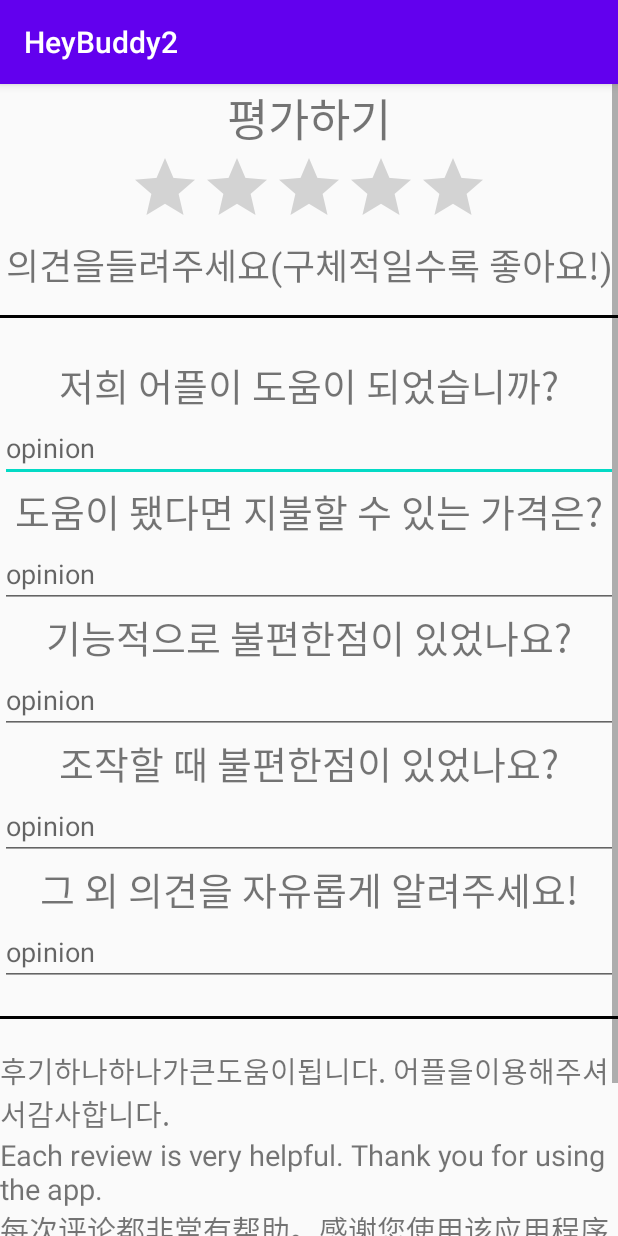
After one commit to kangdonghune/trip22_ver2, an Android app: the EvaluationActivity screen opened directly, with no data from a screen before it, on a phone screen of 412 x 824 dp. The commit adds this screen. Run offline under Robolectric (Android 15) with nearby library versions, the phone set to English and light mode, and no system bars; our stand-ins replace Firebase (no records; nobody signed in at launch, a user with empty details on screens opened directly); libraries missing offline, so code that uses them is left out: xyz.hasnat.sweettoast.

Commit message:
평가하기 구현

```diff
--- a/app/src/main/AndroidManifest.xml
+++ b/app/src/main/AndroidManifest.xml
@@ -14,15 +14,16 @@
         android:roundIcon="@mipmap/ic_launcher_round"
         android:supportsRtl="true"
         android:theme="@style/AppTheme">
+        <activity android:name=".EvaluationActivity"></activity>
         <activity
             android:name=".FindBuddy.RequestActivity"
-            android:theme="@style/AppTheme.NoActionBar"></activity>
+            android:theme="@style/AppTheme.NoActionBar" />
         <activity
             android:name=".Tutorial"
-            android:theme="@style/AppTheme.NoActionBar"/>
+            android:theme="@style/AppTheme.NoActionBar" />
         <activity
             android:name=".FindBuddy.SecondActivity"
-            android:theme="@style/AppTheme.NoActionBar"/>
+            android:theme="@style/AppTheme.NoActionBar" />
         <activity
             android:name=".Feed.DeleteFeedActivity"
             android:theme="@android:style/Theme.Dialog" />
--- /dev/null
+++ b/app/src/main/java/com/sw/HeyBuddy2/EvaluationActivity.java
@@ -0,0 +1,69 @@
+package com.sw.HeyBuddy2;
+
+import androidx.annotation.NonNull;
+import androidx.appcompat.app.AlertDialog;
+import androidx.appcompat.app.AppCompatActivity;
+
+import android.content.DialogInterface;
+import android.content.Intent;
+import android.os.Bundle;
+import android.view.View;
+import android.widget.Button;
+import android.widget.EditText;
+import android.widget.RatingBar;
+
+import com.google.android.gms.tasks.OnCompleteListener;
+import com.google.android.gms.tasks.Task;
+import com.google.firebase.firestore.DocumentReference;
+import com.google.firebase.firestore.FirebaseFirestore;
+import com.sw.HeyBuddy2.LoginRegiser.SelectActivity;
+
+import java.util.HashMap;
+
+import xyz.hasnat.sweettoast.SweetToast;
+
+public class EvaluationActivity extends AppCompatActivity {
+
+    RatingBar point;
+    EditText uiuncom, help, manuuncom, price, etc ;
+    Button submit;
+    private FirebaseFirestore db;
+
+    @Override
+    protected void onCreate(Bundle savedInstanceState) {
+        super.onCreate(savedInstanceState);
+        setContentView(R.layout.activity_evaluation);
+
+        point = (RatingBar) findViewById(R.id.rating);
+
+        uiuncom = (EditText) findViewById(R.id.uiuncom);
+        help = (EditText) findViewById(R.id.help);
+        manuuncom = (EditText) findViewById(R.id.manuuncom);
+        price = (EditText) findViewById(R.id.price);
+        etc = (EditText) findViewById(R.id.etc);
+
+        submit = (Button) findViewById(R.id.btn_submit);
+
+        db = FirebaseFirestore.getInstance();
+        submit.setOnClickListener(new View.OnClickListener() {
+            @Override
+            public void onClick(View v) {
+                evalUser();
+                Intent intent = new Intent(getApplication(), SelectActivity.class);
+                startActivity(intent);
+            }});
+    }
+    private void evalUser(){
+        DocumentReference evalDoc = db.collection("app_Evaluation").document();
+        String evalDocId = evalDoc.getId();
+        HashMap evalInfo = new HashMap();
+        evalInfo.put("rating", Float.toString(point.getRating()));
+        evalInfo.put("help section",help.getText().toString());
+        evalInfo.put("price limit", price.getText().toString());
+        evalInfo.put("UIuncomfortable", uiuncom.getText().toString());
+        evalInfo.put("manual uncomfortable", manuuncom.getText().toString());
+        evalInfo.put("etc", etc.getText().toString());
+        db.collection("app_Evaluation").document(evalDocId).set(evalInfo);
+
+    }
+}
--- a/app/src/main/java/com/sw/HeyBuddy2/Main/MainActivity.java
+++ b/app/src/main/java/com/sw/HeyBuddy2/Main/MainActivity.java
@@ -15,6 +15,7 @@ import android.view.View;
 import android.widget.ImageButton;
 import android.widget.LinearLayout;
 
+import com.sw.HeyBuddy2.EvaluationActivity;
 import com.sw.HeyBuddy2.Feed.FeedWriteActivity;
 import com.sw.HeyBuddy2.FindBuddy.RequestActivity;
 import com.sw.HeyBuddy2.LoginRegiser.LoginActivity;
@@ -144,6 +145,13 @@ public class MainActivity extends AppCompatActivity {
                 builder.show();
             }
         });
+        fab5.setOnClickListener(new View.OnClickListener() {
+            @Override
+            public void onClick(View v) {
+                Intent evaluation=new Intent(MainActivity.this, EvaluationActivity.class);
+                startActivity(evaluation);
+            }
+        });
 
 
     }
--- a/app/src/main/java/com/sw/HeyBuddy2/Main/QMainActivity.java
+++ b/app/src/main/java/com/sw/HeyBuddy2/Main/QMainActivity.java
@@ -15,6 +15,7 @@ import android.view.View;
 import android.widget.ImageButton;
 import android.widget.LinearLayout;
 
+import com.sw.HeyBuddy2.EvaluationActivity;
 import com.sw.HeyBuddy2.LoginRegiser.LoginActivity;
 import com.sw.HeyBuddy2.Profile.question_profile;
 import com.sw.HeyBuddy2.R;
@@ -81,6 +82,13 @@ public class QMainActivity extends AppCompatActivity {
                 } else {
                     closeFABMenu();
                 }
+            }
+        });
+        fab1.setOnClickListener(new View.OnClickListener() {
+            @Override
+            public void onClick(View v) {
+                Intent evaluation=new Intent(QMainActivity.this, EvaluationActivity.class);
+                startActivity(evaluation);
             }
         });
         fab2.setOnClickListener(new View.OnClickListener() {
--- /dev/null
+++ b/app/src/main/res/layout/activity_evaluation.xml
@@ -0,0 +1,163 @@
+<?xml version="1.0" encoding="utf-8"?>
+<ScrollView xmlns:android="http://schemas.android.com/apk/res/android"
+    xmlns:app="http://schemas.android.com/apk/res-auto"
+    xmlns:tools="http://schemas.android.com/tools"
+    android:layout_width="match_parent"
+    android:layout_height="match_parent"
+    android:orientation="vertical">
+
+    <LinearLayout
+        android:layout_width="match_parent"
+        android:layout_height="match_parent"
+        android:orientation="vertical">
+
+        <TextView
+            android:id="@+id/app_txt"
+            android:layout_width="match_parent"
+            android:layout_height="wrap_content"
+            android:textSize="30dp"
+            android:text="평가하기"
+            android:gravity="center"/>
+        <RatingBar
+            android:id="@+id/rating"
+            android:layout_width="wrap_content"
+            android:layout_height="wrap_content"
+            android:layout_gravity="center"
+            android:isIndicator="false"
+            android:numStars="5"
+            android:stepSize="0.5">
+
+        </RatingBar>
+        <TextView
+            android:id="@+id/pro_txt"
+            android:layout_width="match_parent"
+            android:layout_height="wrap_content"
+            android:textSize="24dp"
+            android:text="의견을들려주세요(구체적일수록 좋아요!)"
+            android:gravity="center" />
+        <View
+            android:layout_marginTop="15dp"
+            android:layout_marginBottom="15dp"
+            android:layout_width="match_parent"
+            android:layout_height="2dp"
+            android:layout_centerInParent="true"
+            android:background="#000000"/>
+
+        <TextView
+            android:id="@+id/ay"
+            android:layout_width="match_parent"
+            android:layout_height="wrap_content"
+            android:layout_marginTop="10dp"
+            android:gravity="center"
+            android:text="저희 어플이 도움이 되었습니까?"
+            android:textSize="25dp" />
+        <EditText
+            android:id="@+id/help"
+            android:layout_width="match_parent"
+            android:layout_height="wrap_content"
+            android:ems="10"
+            android:inputType="textPersonName"
+            android:hint="opinion"/>
+
+        <TextView
+            android:id="@+id/bt"
+            android:layout_width="match_parent"
+            android:layout_height="wrap_content"
+            android:gravity="center"
+            android:text="도움이 됐다면 지불할 수 있는 가격은?"
+            android:textSize="25dp" />
+        <EditText
+            android:id="@+id/price"
+            android:layout_width="match_parent"
+            android:layout_height="wrap_content"
+            android:ems="10"
+            android:hint="opinion"/>
+
+        <TextView
+            android:id="@+id/ct"
+            android:layout_width="match_parent"
+            android:layout_height="wrap_content"
+            android:gravity="center"
+            android:text="기능적으로 불편한점이 있었나요?"
+            android:textSize="25dp" />
+
+        <EditText
+            android:id="@+id/uiuncom"
+            android:layout_width="match_parent"
+            android:layout_height="wrap_content"
+            android:ems="10"
+            android:hint="opinion" />
+
+        <TextView
+            android:id="@+id/dt"
+            android:layout_width="match_parent"
+            android:layout_height="wrap_content"
+            android:gravity="center"
+            android:text="조작할 때 불편한점이 있었나요?"
+            android:textSize="25dp" />
+
+        <EditText
+            android:id="@+id/manuuncom"
+            android:layout_width="match_parent"
+            android:layout_height="wrap_content"
+            android:ems="10"
+            android:hint="opinion" />
+
+        <TextView
+            android:id="@+id/et"
+            android:layout_width="match_parent"
+            android:layout_height="wrap_content"
+            android:gravity="center"
+            android:text="그 외 의견을 자유롭게 알려주세요!"
+            android:textSize="25dp" />
+
+        <EditText
+            android:id="@+id/etc"
+            android:layout_width="match_parent"
+            android:layout_height="wrap_content"
+            android:ems="10"
+            android:hint="opinion" />
+
+        <View
+            android:layout_marginTop="20dp"
+            android:layout_width="match_parent"
+            android:layout_height="2dp"
+            android:layout_centerInParent="true"
+            android:background="#000000"/>
+        <TextView
+            android:layout_marginTop="20dp"
+            android:layout_width="match_parent"
+            android:layout_height="wrap_content"
+            android:textSize="19dp"
+            android:text="후기하나하나가큰도움이됩니다. 어플을이용해주셔서감사합니다." />
+        <TextView
+            android:layout_width="match_parent"
+            android:layout_height="wrap_content"
+            android:textSize="19dp"
+            android:text="Each review is very helpful. Thank you for using the app." />
+        <TextView
+            android:layout_width="match_parent"
+            android:layout_height="wrap_content"
+            android:textSize="19dp"
+            android:text="每次评论都非常有帮助。感谢您使用该应用程序" />
+        <TextView
+            android:layout_width="match_parent"
+            android:layout_height="wrap_content"
+            android:textSize="19dp"
+            android:text="後期の一つ一つが大きな助けになります。アプリをご利用いただきありがとうございます。" />
+
+        <Button
+            android:id="@+id/btn_submit"
+            android:layout_width="match_parent"
+            android:layout_height="50dp"
+            android:layout_weight="1"
+            android:background="#A2EAFF"
+            android:text="제출하기"
+            android:textColor="@color/white"
+            android:textSize="35dp" />
+
+    </LinearLayout>
+
+
+
+</ScrollView>
```
